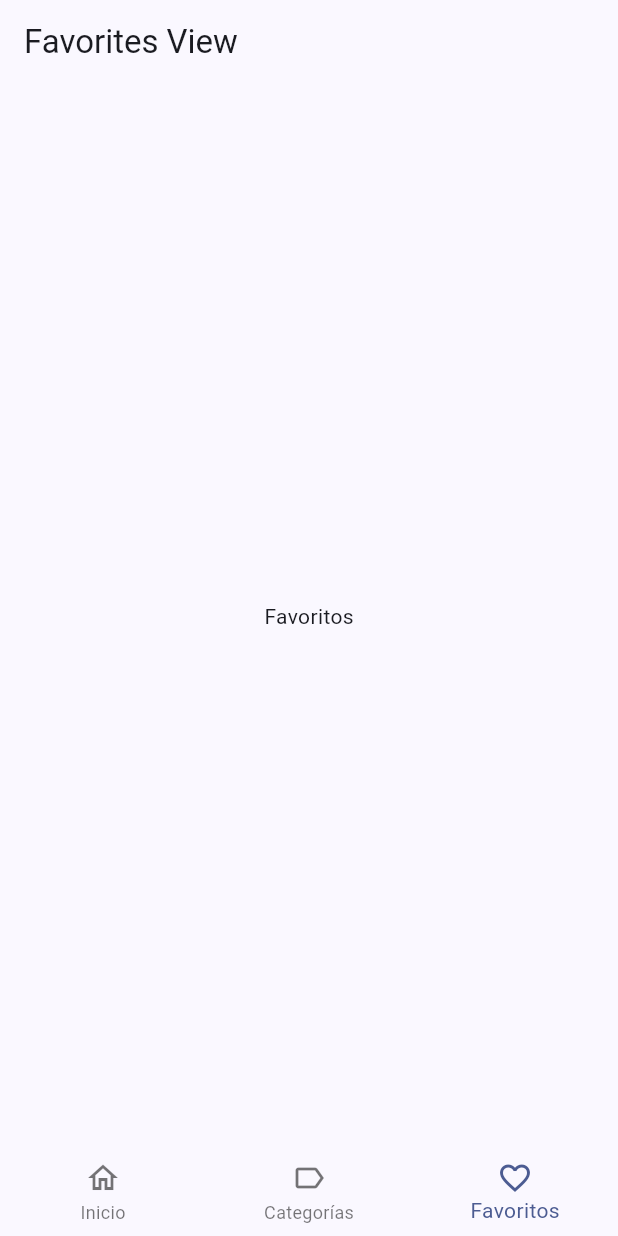
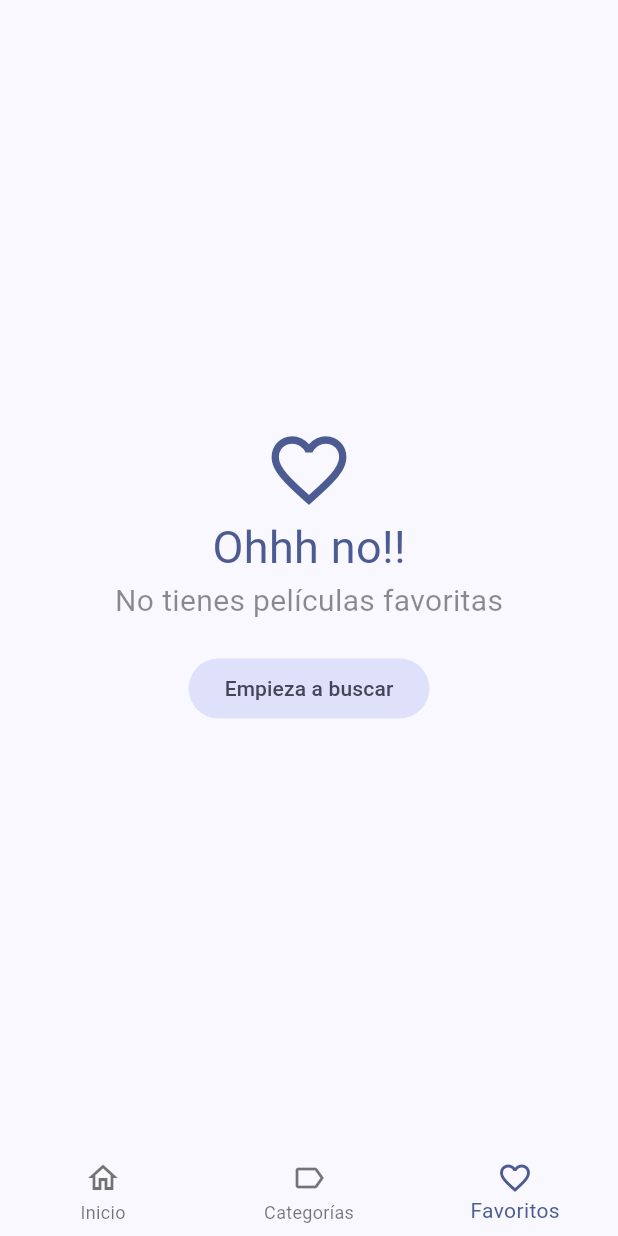
Before and after one commit to kevsalcedo/TheMovieDBApp, a Flutter app: the screen it shows after launch, item 3 of the bottom bar chosen, on a phone screen of 412 x 824 dp. Run offline on Flutter 3.47's test engine with Material 3 defaults, Android fonts, the phone set to English and light mode, and no system bars; our stand-ins replace animate_do, card_swiper, dio, flutter_dotenv, flutter_riverpod, go_router and 1 more; accounts and stored records are empty; generated files the repository leaves out were written again; network calls fail.

Commit message:
create favorite screen.

```diff
--- a/lib/domain/entities/movie.dart
+++ b/lib/domain/entities/movie.dart
@@ -1,4 +1,10 @@
+import 'package:isar/isar.dart';
+
+part 'movie.g.dart';
+
+@collection
 class Movie {
+  Id? isarId;
   final bool adult;
   final String backdropPath;
   final List<String> genreIds;
--- a/lib/presentation/providers/movies/movies_providers.dart
+++ b/lib/presentation/providers/movies/movies_providers.dart
@@ -1,5 +1,3 @@
-import 'dart:isolate';
-
 import 'package:cinemapedia/domain/entities/movie.dart';
 import 'package:cinemapedia/presentation/providers/movies/movies_repository_provider.dart';
 import 'package:flutter_riverpod/flutter_riverpod.dart';
--- a/lib/presentation/providers/providers.dart
+++ b/lib/presentation/providers/providers.dart
@@ -6,3 +6,5 @@ export "movies/movie_detail_provider.dart";
 export 'actors/actors_by_movie_provider.dart';
 export 'actors/actors_repository_provider.dart';
 export 'search/search_movies_provider.dart';
+export 'storage/local_storage_provider.dart';
+export 'storage/favorite_movie_provider.dart';
--- a/lib/presentation/views/movies/favorites_view.dart
+++ b/lib/presentation/views/movies/favorites_view.dart
@@ -1,16 +1,68 @@
+import 'package:cinemapedia/presentation/providers/providers.dart';
+import 'package:cinemapedia/presentation/widgets/widgets.dart';
 import 'package:flutter/material.dart';
+import 'package:flutter_riverpod/flutter_riverpod.dart';
+import 'package:go_router/go_router.dart';
 
-
-class FavoritesView extends StatelessWidget {
+class FavoritesView extends ConsumerStatefulWidget {
   const FavoritesView({super.key});
 
   @override
+  FavoritesViewState createState() => FavoritesViewState();
+}
+
+class FavoritesViewState extends ConsumerState<FavoritesView> {
+  bool isLastPage = false;
+  bool isLoading = false;
+
+  @override
+  void initState() {
+    super.initState();
+
+    loadNextPage();
+  }
+
+  void loadNextPage() async {
+    if (isLoading || isLastPage) return;
+    isLoading = true;
+
+    final movies =
+        await ref.read(favoriteMoviesProvider.notifier).loadNextPage();
+    isLoading = false;
+
+    if (movies.isEmpty) {
+      isLastPage = true;
+    }
+  }
+
+  @override
   Widget build(BuildContext context) {
-    return Scaffold(
-      appBar: AppBar(
-        title: const Text('Favorites View'),
-      ),
-      body: const Center(child: Text('Favoritos')),
+    final favoriteMovies = ref.watch(favoriteMoviesProvider).values.toList();
+
+    if ( favoriteMovies.isEmpty ) {
+      final colors = Theme.of(context).colorScheme;
+      return Center(
+        child: Column(
+          mainAxisAlignment: MainAxisAlignment.center,
+          crossAxisAlignment: CrossAxisAlignment.center,
+          children: [
+            Icon( Icons.favorite_outline_sharp, size: 60, color: colors.primary ),
+            Text('Ohhh no!!', style: TextStyle( fontSize: 30, color: colors.primary)),
+            const Text('No tienes películas favoritas', style: TextStyle( fontSize: 20, color: Colors.black45 )),
+
+            const SizedBox(height: 20),
+            FilledButton.tonal(
+              onPressed: () => context.go('/home/0'),
+              child: const Text('Empieza a buscar')
+            )
+          ],
+        ),
+      );
+    }
+
+    return MovieMasonry(
+      movies: favoriteMovies,
+      loadNextPage: loadNextPage,
     );
   }
 }
--- a/lib/presentation/views/movies/home_view.dart
+++ b/lib/presentation/views/movies/home_view.dart
@@ -70,7 +70,7 @@ class HomeViewState extends ConsumerState<HomeView> {
                   MoviesHorizontalListview(
                     movies: nowPlayingMovies,
                     title: "En cines",
-                    subTitle: "Abril 4",
+                    subTitle: "Este mes",
                     loadNextPage: () => ref
                         .read(nowPlayingMoviesProvider.notifier)
                         .loadNextPage(),
--- a/lib/presentation/widgets/shared/custom_appbar.dart
+++ b/lib/presentation/widgets/shared/custom_appbar.dart
@@ -1,6 +1,5 @@
 import 'package:cinemapedia/domain/entities/movie.dart';
 import 'package:cinemapedia/presentation/delegates/search_movies_delegate.dart';
-import 'package:cinemapedia/presentation/providers/movies/movies_repository_provider.dart';
 import 'package:cinemapedia/presentation/providers/providers.dart';
 import 'package:flutter/material.dart';
 import 'package:flutter_riverpod/flutter_riverpod.dart';
@@ -28,7 +27,7 @@ class CustomAppbar extends ConsumerWidget {
                 const Spacer(),
                 IconButton(
                     onPressed: () {
-                      final movieRepository = ref.read(movieRepositoryProvider);
+                      //final movieRepository = ref.read(movieRepositoryProvider);
 
                       final searchedMovies = ref.read(searchedMoviesProvider);
                       final searchQuery = ref.read(searchQueryProvider);
--- a/lib/presentation/widgets/widgets.dart
+++ b/lib/presentation/widgets/widgets.dart
@@ -3,3 +3,6 @@ export "movies/movies_slideshow.dart";
 export "shared/custom_bottom_navigationbar.dart";
 export "movies/movies_horizontal_listview.dart";
 export "shared/full_screen_loader.dart";
+
+export 'movies/movies_masonry.dart';
+export 'movies/movie_poster_link.dart';
--- a/pubspec.yaml
+++ b/pubspec.yaml
@@ -15,13 +15,19 @@ dependencies:
     sdk: flutter
   flutter_dotenv: ^5.1.0
   flutter_riverpod: ^2.5.1
+  flutter_staggered_grid_view: ^0.7.0
   go_router: ^13.2.2
   intl: ^0.19.0
+  isar: ^3.1.0+1
+  isar_flutter_libs: ^3.1.0+1
+  path_provider: ^2.1.2
 
 dev_dependencies:
+  build_runner: ^2.4.9
   flutter_lints: ^3.0.0
   flutter_test:
     sdk: flutter
+  isar_generator: ^3.1.0+1
 
 flutter:
   uses-material-design: true
```
Also changed, not shown: lib/domain/datasources/local_storage_datasource.dart (added, +9 -0 lines), lib/domain/repositories/local_storage_repository.dart (added, +9 -0 lines), lib/infrastructure/datasources/isar_datasource.dart (added, +58 -0 lines), lib/infrastructure/repositories/local_storage_repository_impl.dart (added, +24 -0 lines), lib/presentation/providers/storage/favorite_movie_provider.dart (added, +53 -0 lines), lib/presentation/providers/storage/local_storage_provider.dart (added, +7 -0 lines), lib/presentation/screens/movies/movie_screen.dart (+68 -21 lines), lib/presentation/widgets/movies/movie_poster_link.dart (added, +25 -0 lines), lib/presentation/widgets/movies/movies_masonry.dart (added, +70 -0 lines), lib/domain/entities/movie.g.dart (added), pubspec.lock, 6 other files.
